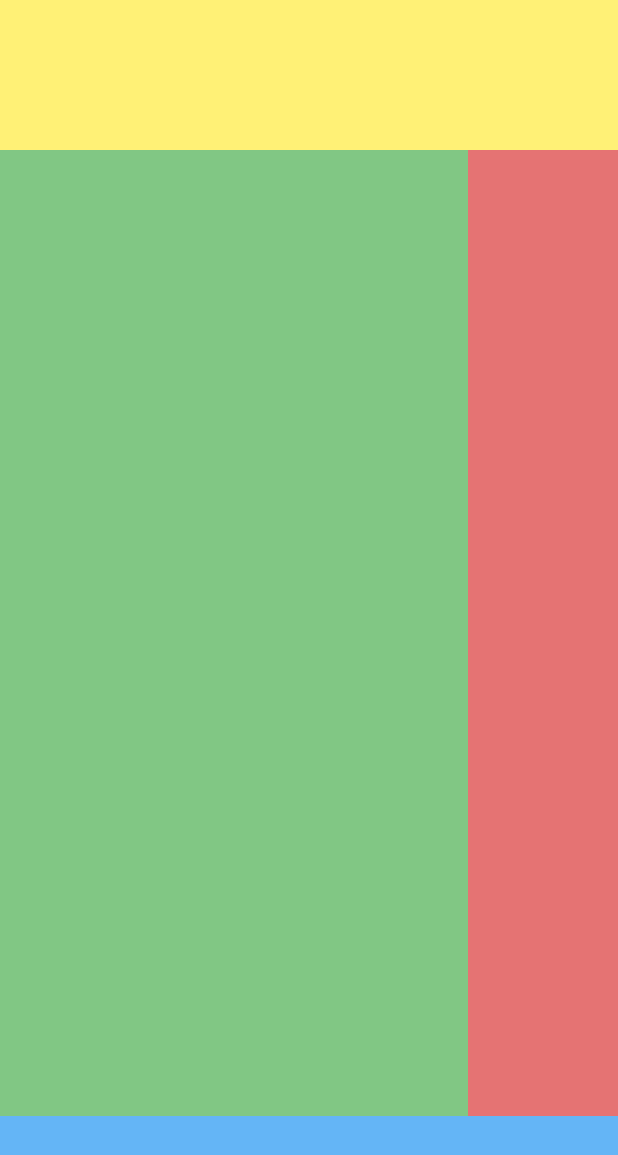
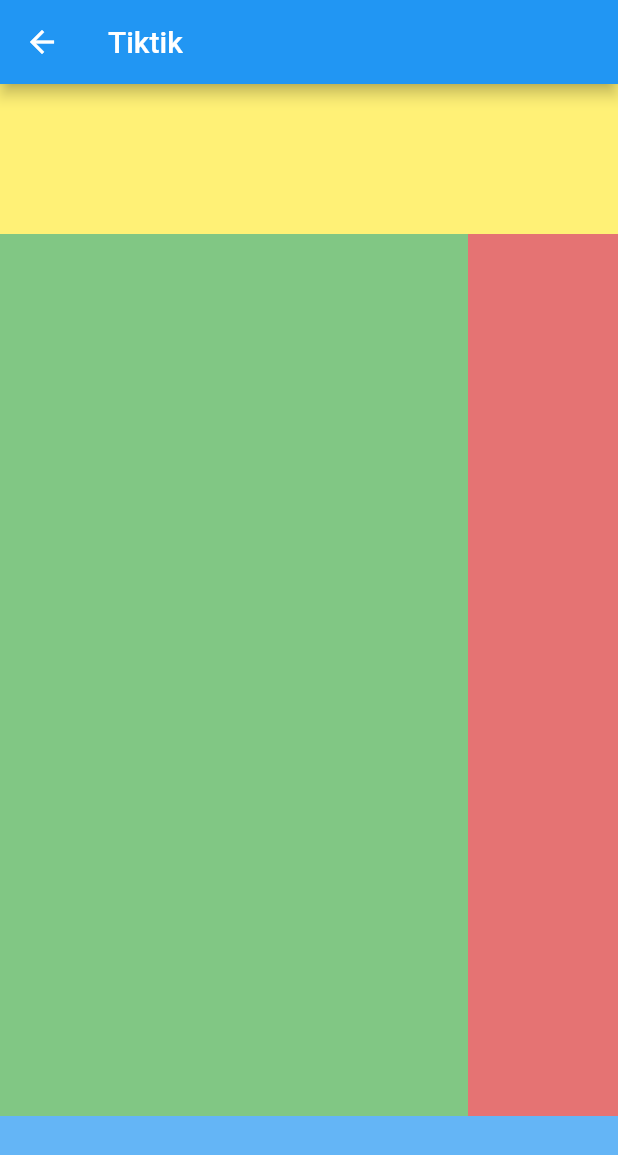
Before and after one commit to Rahulshahare/tiktik, a Flutter app: the screen it shows after launch, after a tap on "TIktik", on a phone screen of 412 x 824 dp. Shown: the top 1155 px of the screen. Run offline on Flutter 3.47's test engine with Material 2 defaults, Android fonts, the phone set to English and light mode, and no system bars.

Commit message:
appbar added

```diff
--- a/lib/main.dart
+++ b/lib/main.dart
@@ -88,7 +88,7 @@ class RoutesExample extends StatelessWidget {
               onPressed: () {
                 Navigator.of(context).push(CustomPageRoute(
                   child: Tiktik(),
-                  direction: AxisDirection.right,
+                  direction: AxisDirection.left,
                 ));
               },
               child: const Text('TIktik'),
@@ -139,6 +139,9 @@ class Tiktik extends StatelessWidget {
   @override
   Widget build(BuildContext context) {
     return Scaffold(
+      appBar: AppBar(
+        title: const Text('Tiktik'),
+      ),
       body: Column(
         children: <Widget>[
           // Top section
```
